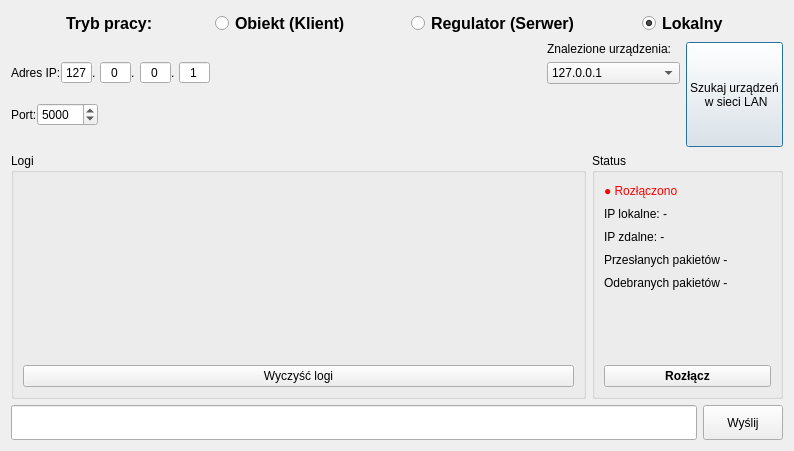
Qt form connectionwindow.ui (surowyantoni/PK_projekt_SK) before a commit.
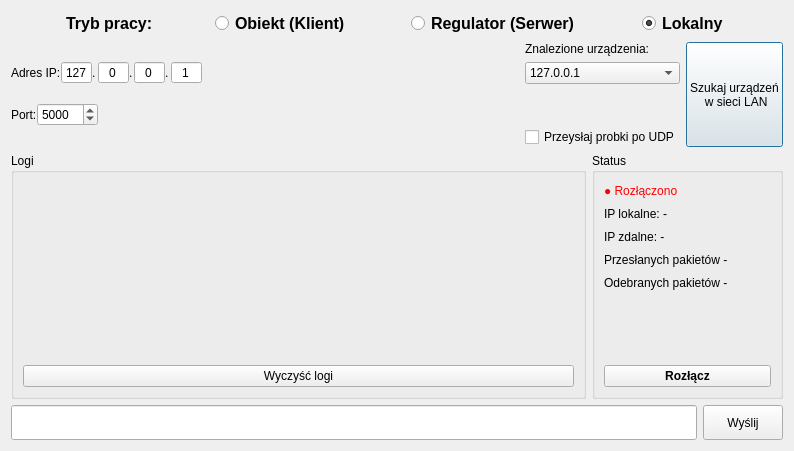
The same form after that commit.

The edit to the form file:
```diff
--- a/connectionwindow.ui
+++ b/connectionwindow.ui
@@ -342,6 +342,13 @@
          </property>
         </spacer>
        </item>
+       <item>
+        <widget class="QCheckBox" name="checkBox_udpSamples">
+         <property name="text">
+          <string>Przeysłaj probki po UDP</string>
+         </property>
+        </widget>
+       </item>
       </layout>
      </item>
      <item>
```
